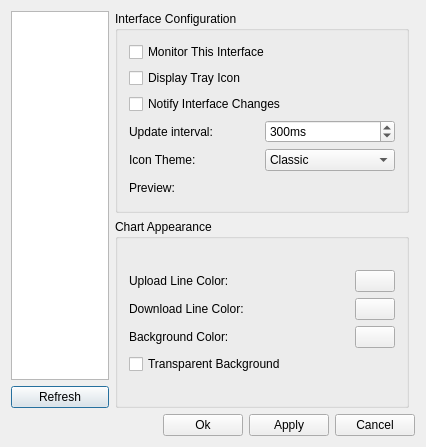
First picture: the form in src/configurebase.ui, repository birdie-github/QNetStats, before the edit.
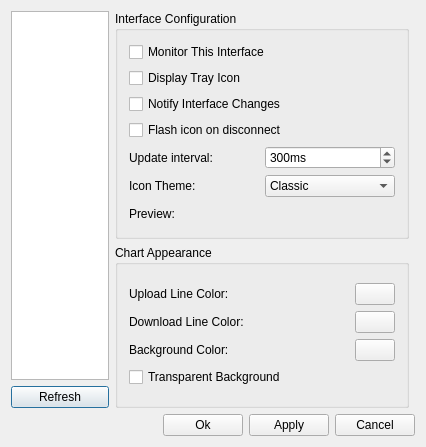
Second picture: the form after the edit. Custom widgets are drawn as their Qt base class.

Commit message:
Add persistent flashing disconnect warnings
Add a per-interface option to flash a warning after a connected interface
goes down or disappears. Keep it pending through reconnection until
acknowledged, with detection time and current status in a review dialog.

Patch:
```diff
--- a/src/configurebase.ui
+++ b/src/configurebase.ui
@@ -82,6 +82,12 @@
        </widget>
       </item>
       <item row="3" column="0">
+       <widget class="QCheckBox" name="mFlashOnDisconnect">
+        <property name="text"><string>Flash icon on disconnect</string></property>
+        <property name="toolTip"><string>Flash a warning until acknowledged, even if the interface reconnects.</string></property>
+       </widget>
+      </item>
+      <item row="4" column="0">
        <layout class="QHBoxLayout" name="horizontalLayout_6">
         <item>
          <layout class="QVBoxLayout" name="verticalLayout_8">
@@ -122,7 +128,7 @@
         </item>
        </layout>
       </item>
-      <item row="4" column="0">
+      <item row="5" column="0">
        <layout class="QHBoxLayout" name="horizontalLayout_5">
         <item>
          <widget class="QLabel" name="mThemeLabel">
@@ -165,7 +171,7 @@
         </item>
        </layout>
       </item>
-      <item row="5" column="0">
+      <item row="6" column="0">
        <layout class="QHBoxLayout" name="_2">
         <item>
          <spacer name="horizontalSpacer">
```
Left out of the diff: 1 changed line with no effect on the pictures. The commit also changes 7 other files.
